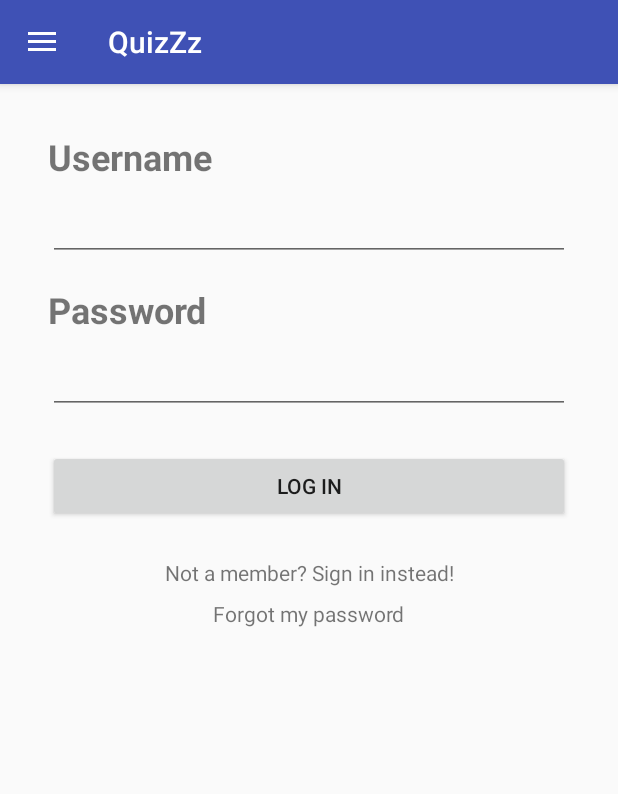
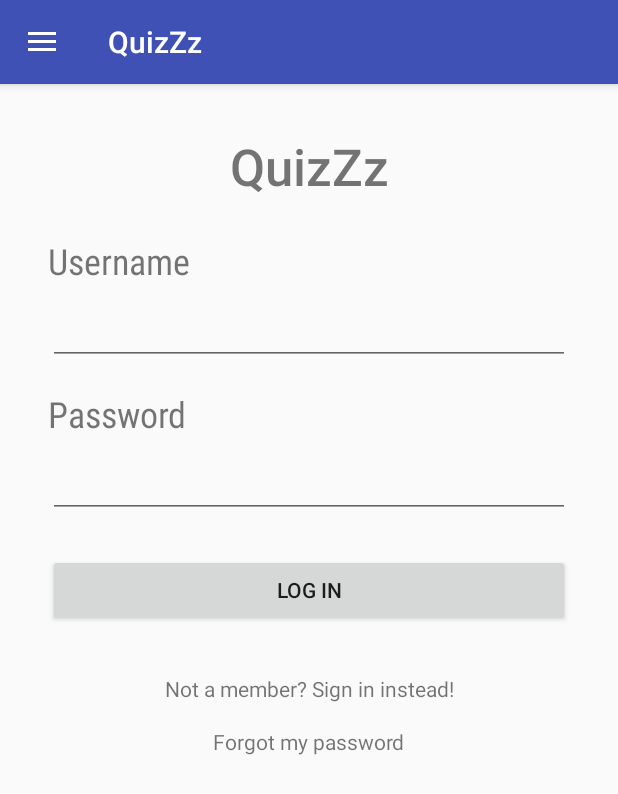
Before and after one commit to oojorgeoo89/QuizZz-Android, an Android app: the fragment LoginFragment placed in its activity, on a phone screen of 412 x 824 dp. Shown: the top 794 px of the screen. Run offline under Robolectric (Android 15) with nearby library versions, the phone set to English and light mode, and no system bars; our stand-ins replace RxJava; 3 statements that could not run were skipped.

Commit message:
Creating the first styles

```diff
--- a/app/build.gradle
+++ b/app/build.gradle
@@ -20,6 +20,9 @@ android {
     compileOptions {
         sourceCompatibility JavaVersion.VERSION_1_8
         targetCompatibility JavaVersion.VERSION_1_8
+    }
+    dataBinding {
+        enabled = true
     }
 }
 
--- a/app/src/main/res/layout/fragment_forgot_password.xml
+++ b/app/src/main/res/layout/fragment_forgot_password.xml
@@ -6,6 +6,7 @@
     tools:context="rv.jorge.quizzz.screens.ForgotPasswordFragment">
 
     <TextView
+        style="@style/Text.Title"
         android:id="@+id/forgot_password_label_title"
         android:layout_width="wrap_content"
         android:layout_height="wrap_content"
@@ -13,13 +14,12 @@
         android:layout_marginStart="8dp"
         android:layout_marginTop="24dp"
         android:text="@string/forgot_password_label_title"
-        android:textSize="30sp"
-        android:textStyle="bold"
         app:layout_constraintEnd_toEndOf="parent"
         app:layout_constraintStart_toStartOf="parent"
         app:layout_constraintTop_toTopOf="parent" />
 
     <TextView
+        style="@style/Text.Subtitle"
         android:id="@+id/forgot_password_label_subtitle"
         android:layout_width="0dp"
         android:layout_height="wrap_content"
@@ -28,8 +28,6 @@
         android:layout_marginTop="8dp"
         android:text="@string/forgot_password_label_subtitle"
         android:textAlignment="center"
-        android:textSize="18sp"
-        android:textStyle="bold"
         app:layout_constraintEnd_toEndOf="parent"
         app:layout_constraintStart_toStartOf="parent"
         app:layout_constraintTop_toBottomOf="@+id/forgot_password_label_title" />
--- a/app/src/main/res/layout/fragment_login.xml
+++ b/app/src/main/res/layout/fragment_login.xml
@@ -6,16 +6,26 @@
     tools:context="rv.jorge.quizzz.screens.LoginFragment">
 
     <TextView
+        style="@style/Text.Title"
+        android:id="@+id/title"
+        android:layout_width="wrap_content"
+        android:layout_height="wrap_content"
+        android:layout_marginTop="24dp"
+        android:text="@string/quiz_logo_label"
+        app:layout_constraintEnd_toEndOf="parent"
+        app:layout_constraintStart_toStartOf="parent"
+        app:layout_constraintTop_toTopOf="parent" />
+
+    <TextView
+        style="@style/Text.Form"
         android:id="@+id/username_label"
         android:layout_width="wrap_content"
         android:layout_height="wrap_content"
         android:layout_marginStart="24dp"
         android:layout_marginTop="24dp"
         android:text="@string/username_label"
-        android:textSize="24sp"
-        android:textStyle="bold"
         app:layout_constraintStart_toStartOf="parent"
-        app:layout_constraintTop_toTopOf="parent" />
+        app:layout_constraintTop_toBottomOf="@id/title" />
 
     <EditText
         android:id="@+id/username"
@@ -28,13 +38,12 @@
         app:layout_constraintTop_toBottomOf="@id/username_label" />
 
     <TextView
+        style="@style/Text.Form"
         android:id="@+id/password_label"
         android:layout_width="wrap_content"
         android:layout_height="wrap_content"
         android:layout_marginTop="16dp"
         android:text="@string/password_label"
-        android:textSize="24sp"
-        android:textStyle="bold"
         app:layout_constraintStart_toStartOf="@id/username"
         app:layout_constraintTop_toBottomOf="@id/username" />
 
@@ -65,8 +74,7 @@
         android:id="@+id/sign_in"
         android:layout_width="wrap_content"
         android:layout_height="wrap_content"
-        android:layout_marginEnd="8dp"
-        android:layout_marginStart="8dp"
+        android:padding="8dp"
         android:layout_marginTop="24dp"
         app:layout_constraintEnd_toEndOf="parent"
         app:layout_constraintStart_toStartOf="parent"
@@ -78,9 +86,7 @@
         android:id="@+id/forgot_password"
         android:layout_width="wrap_content"
         android:layout_height="wrap_content"
-        android:layout_marginEnd="8dp"
-        android:layout_marginStart="8dp"
-        android:layout_marginTop="8dp"
+        android:padding="8dp"
         android:text="@string/forgot_password"
         app:layout_constraintEnd_toEndOf="parent"
         app:layout_constraintStart_toStartOf="parent"
--- a/app/src/main/res/values/strings.xml
+++ b/app/src/main/res/values/strings.xml
@@ -37,9 +37,7 @@
     <string name="saved_quiz">Quiz saved</string>
     <string name="general_failure">Unkown error</string>
 
-    <!-- TODO: Remove or change this placeholder text -->
-    <string name="hello_blank_fragment">Hello blank fragment</string>
-    <string name="sign_up_label_title">Sign up with QuizZz!</string>
+    <string name="sign_up_label_title">Sign up!</string>
     <string name="sign_up_username_label">Username</string>
     <string name="sign_up_submit">Register</string>
     <string name="sign_up_email_label">Email</string>
@@ -51,6 +49,7 @@
     <string name="passwords_dont_match_warning">Passwords don\'t match</string>
     <string name="email_wrong_format_warning">Please, enter a valid email</string>
     <string name="empty_username_warning">Please, enter a username</string>
+    <string name="quiz_logo_label">QuizZz</string>
 
 
 </resources>
--- a/app/src/main/res/values/styles.xml
+++ b/app/src/main/res/values/styles.xml
@@ -1,8 +1,6 @@
 <resources>
 
-    <!-- Base application theme. -->
     <style name="AppTheme" parent="Theme.AppCompat.Light.DarkActionBar">
-        <!-- Customize your theme here. -->
         <item name="colorPrimary">@color/colorPrimary</item>
         <item name="colorPrimaryDark">@color/colorPrimaryDark</item>
         <item name="colorAccent">@color/colorAccent</item>
@@ -17,4 +15,33 @@
 
     <style name="AppTheme.PopupOverlay" parent="ThemeOverlay.AppCompat.Light" />
 
+    <style name="Text" />
+
+    <style name="Text.Title">
+        <item name="android:textSize">34sp</item>
+        <item name="android:fontFamily">sans-serif-medium</item>
+    </style>
+
+    <style name="Text.Subtitle">
+        <item name="android:textSize">20sp</item>
+        <item name="android:fontFamily">sans-serif-condensed</item>
+    </style>
+
+    <style name="Text.Form">
+        <item name="android:textSize">24sp</item>
+        <item name="android:fontFamily">sans-serif-condensed</item>
+    </style>
+
+    <style name="Text.ListView" />
+
+    <style name="Text.ListView.Title">
+        <item name="android:textSize">20sp</item>
+        <item name="android:fontFamily">sans-serif-medium</item>
+    </style>
+
+    <style name="Text.ListView.Subtitle">
+        <item name="android:textSize">16sp</item>
+        <item name="android:fontFamily">sans-serif</item>
+    </style>
+
 </resources>
```
Also changed, not shown: app/src/main/res/layout/fragment_edit_quiz.xml (+6 -10 lines), app/src/main/res/layout/fragment_signup.xml (+10 -14 lines), app/src/main/res/layout/quiz_list_item.xml (+9 -18 lines).
